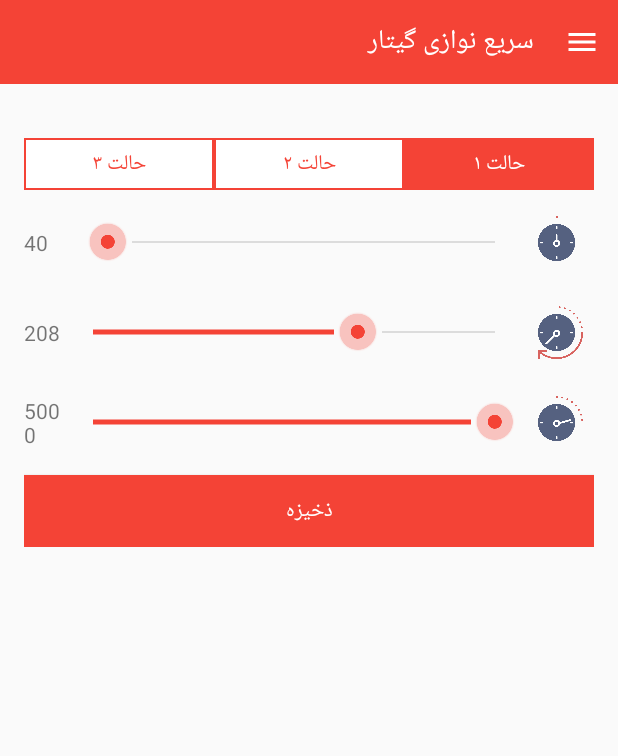
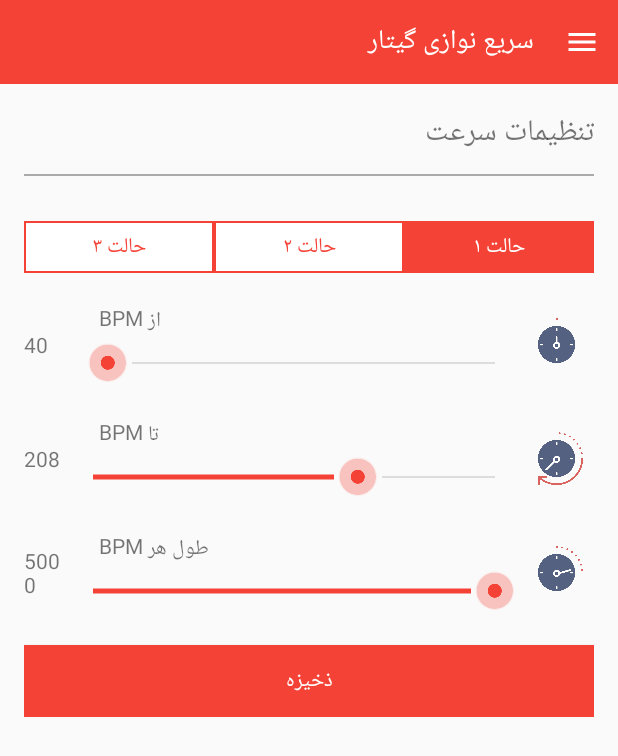
Before and after one commit to tavousiali/GuitarSpeedTrainer, an Android app: the SettingActivity screen opened directly, with no data from a screen before it, on a phone screen of 412 x 824 dp. Shown: the top 756 px of the screen. Run offline under Robolectric (Android 15) with nearby library versions, the phone set to English and light mode, and no system bars.

Commit message:
تکمیل تنظیمات

```diff
--- a/app/src/main/java/com/example/atavoosi/guitarspeedtrainer/SettingActivity.java
+++ b/app/src/main/java/com/example/atavoosi/guitarspeedtrainer/SettingActivity.java
@@ -154,10 +154,15 @@ public class SettingActivity extends AppCompatActivity
                 int fromBpm = Integer.parseInt(String.valueOf(sbFromBpm.getProgress())) + 30;
                 int toBpm = Integer.parseInt(String.valueOf(sbToBpm.getProgress())) + 30;
                 int changeTime = Integer.parseInt(String.valueOf(sbChangeTime.getProgress())) + 1;
-                PreferenceUtil.savePreferences(SettingActivity.this, PrefFromBpm, fromBpm);
-                PreferenceUtil.savePreferences(SettingActivity.this, PrefToBpm, toBpm);
-                PreferenceUtil.savePreferences(SettingActivity.this, PrefChangeTime, changeTime);
-                goToMainActivity();
+
+                if (fromBpm < toBpm) {
+                    PreferenceUtil.savePreferences(SettingActivity.this, PrefFromBpm, fromBpm);
+                    PreferenceUtil.savePreferences(SettingActivity.this, PrefToBpm, toBpm);
+                    PreferenceUtil.savePreferences(SettingActivity.this, PrefChangeTime, changeTime);
+                    goToMainActivity();
+                } else {
+                    Toast.makeText(SettingActivity.this, "'از BPM' باید کوچکتر از 'تا BPM' باشد.", Toast.LENGTH_LONG).show();
+                }
             }
         });
     }
--- a/app/src/main/res/layout/content_setting.xml
+++ b/app/src/main/res/layout/content_setting.xml
@@ -1,9 +1,10 @@
 <?xml version="1.0" encoding="utf-8"?>
-<RelativeLayout xmlns:android="http://schemas.android.com/apk/res/android"
+<LinearLayout xmlns:android="http://schemas.android.com/apk/res/android"
     xmlns:app="http://schemas.android.com/apk/res-auto"
     xmlns:tools="http://schemas.android.com/tools"
     android:layout_width="match_parent"
     android:layout_height="match_parent"
+    android:orientation="vertical"
     android:paddingBottom="@dimen/activity_vertical_margin"
     android:paddingLeft="@dimen/activity_horizontal_margin"
     android:paddingRight="@dimen/activity_horizontal_margin"
@@ -11,6 +12,24 @@
     app:layout_behavior="@string/appbar_scrolling_view_behavior"
     tools:context="com.example.atavoosi.guitarspeedtrainer.SettingActivity"
     tools:showIn="@layout/activity_setting">
+
+    <LinearLayout
+        android:layout_width="wrap_content"
+        android:layout_height="match_parent"
+        android:orientation="vertical">
+
+        <TextView
+            android:layout_width="match_parent"
+            android:layout_height="wrap_content"
+            android:text="@string/SpeedSetting"
+            android:textSize="20sp" />
+
+        <View
+            android:layout_width="match_parent"
+            android:layout_height="1dp"
+            android:layout_marginTop="10dp"
+            android:background="@android:color/darker_gray" />
+    </LinearLayout>
 
     <LinearLayout xmlns:android="http://schemas.android.com/apk/res/android"
         android:id="@+id/radioButtonGroup"
@@ -23,7 +42,7 @@
             android:id="@+id/bpmType"
             android:layout_width="match_parent"
             android:layout_height="wrap_content"
-            android:layout_marginTop="10dp"
+            android:layout_marginTop="20dp"
             android:gravity="center"
             android:orientation="horizontal">
 
@@ -67,12 +86,12 @@
 
     </LinearLayout>
 
+
     <LinearLayout
         android:id="@+id/fromBpm"
-        android:layout_marginTop="10dp"
         android:layout_width="match_parent"
         android:layout_height="wrap_content"
-        android:layout_below="@id/radioButtonGroup"
+        android:layout_marginTop="20dp"
         android:orientation="horizontal">
 
         <TextView
@@ -82,14 +101,28 @@
             android:layout_gravity="center"
             android:text="@string/TvFromBpm" />
 
-        <SeekBar
-            android:id="@+id/sbFromBpm"
+        <LinearLayout
             android:layout_width="0dp"
             android:layout_height="wrap_content"
             android:layout_gravity="center"
             android:layout_weight="3"
+            android:orientation="vertical">
+
+            <TextView
+                android:layout_width="wrap_content"
+                android:layout_height="wrap_content"
+                android:layout_gravity="left"
+                android:paddingLeft="20dp"
+                android:text="@string/FromBpm" />
+
+            <SeekBar
+                android:id="@+id/sbFromBpm"
+                android:layout_width="match_parent"
+                android:layout_height="wrap_content"
                 android:progressDrawable="@drawable/apptheme_scrubber_progress_horizontal_holo_light"
                 android:thumb="@drawable/apptheme_scrubber_control_selector_holo_light" />
+        </LinearLayout>
+
 
         <ImageView
             android:layout_width="50dp"
@@ -98,14 +131,14 @@
             android:contentDescription="@string/from_bpm"
             android:src="@drawable/from_bpm" />
 
+
     </LinearLayout>
 
     <LinearLayout
         android:id="@+id/toBpm"
         android:layout_width="match_parent"
         android:layout_height="wrap_content"
-        android:layout_below="@id/fromBpm"
-        android:layout_marginTop="10dp"
+        android:layout_marginTop="20dp"
         android:orientation="horizontal"
         android:weightSum="3">
 
@@ -117,14 +150,29 @@
             android:layout_gravity="center"
             android:text="@string/TvToBpm" />
 
-        <SeekBar
-            android:id="@+id/sbToBpm"
+
+        <LinearLayout
             android:layout_width="0dp"
             android:layout_height="wrap_content"
             android:layout_gravity="center"
             android:layout_weight="3"
+            android:orientation="vertical">
+
+            <TextView
+                android:layout_width="wrap_content"
+                android:layout_height="wrap_content"
+                android:layout_gravity="left"
+                android:paddingLeft="20dp"
+                android:text="@string/ToBpm" />
+
+            <SeekBar
+                android:id="@+id/sbToBpm"
+                android:layout_width="match_parent"
+                android:layout_height="wrap_content"
                 android:progressDrawable="@drawable/apptheme_scrubber_progress_horizontal_holo_light"
                 android:thumb="@drawable/apptheme_scrubber_control_selector_holo_light" />
+
+        </LinearLayout>
 
         <ImageView
             android:layout_width="50dp"
@@ -139,8 +187,7 @@
         android:id="@+id/changeTime"
         android:layout_width="match_parent"
         android:layout_height="wrap_content"
-        android:layout_below="@id/toBpm"
-        android:layout_marginTop="10dp"
+        android:layout_marginTop="20dp"
         android:orientation="horizontal"
         android:weightSum="3">
 
@@ -152,14 +199,28 @@
             android:layout_gravity="center"
             android:text="@string/TvChangeTime" />
 
-        <SeekBar
-            android:id="@+id/sbChangeTime"
+        <LinearLayout
             android:layout_width="0dp"
             android:layout_height="wrap_content"
             android:layout_gravity="center"
             android:layout_weight="3"
+            android:orientation="vertical">
+
+            <TextView
+                android:layout_width="wrap_content"
+                android:layout_height="wrap_content"
+                android:layout_gravity="left"
+                android:paddingLeft="20dp"
+                android:text="@string/ChangeTime" />
+
+            <SeekBar
+                android:id="@+id/sbChangeTime"
+                android:layout_width="match_parent"
+                android:layout_height="wrap_content"
                 android:progressDrawable="@drawable/apptheme_scrubber_progress_horizontal_holo_light"
                 android:thumb="@drawable/apptheme_scrubber_control_selector_holo_light" />
+
+        </LinearLayout>
 
         <ImageView
             android:layout_width="50dp"
@@ -172,11 +233,10 @@
 
     <Button
         android:id="@+id/btnSave"
-        android:layout_marginTop="10dp"
         android:layout_width="match_parent"
         android:layout_height="wrap_content"
-        android:layout_below="@+id/changeTime"
+        android:layout_marginTop="20dp"
         android:background="@color/colorPrimary"
         android:text="@string/Save"
         android:textColor="#ffffff" />
-</RelativeLayout>
+</LinearLayout>
--- a/app/src/main/res/values/strings.xml
+++ b/app/src/main/res/values/strings.xml
@@ -21,4 +21,8 @@
     <string name="TvToBpm">300</string>
     <string name="Save">ذخیزه</string>
     <string name="AppbarTitle">سریع نوازی گیتار</string>
+    <string name="SpeedSetting">تنظیمات سرعت</string>
+    <string name="FromBpm"> BPM از</string>
+    <string name="ToBpm"> BPM تا</string>
+    <string name="ChangeTime">طول هر BPM</string>
 </resources>
```
Lines whose indentation alone changed are shown as unchanged.
